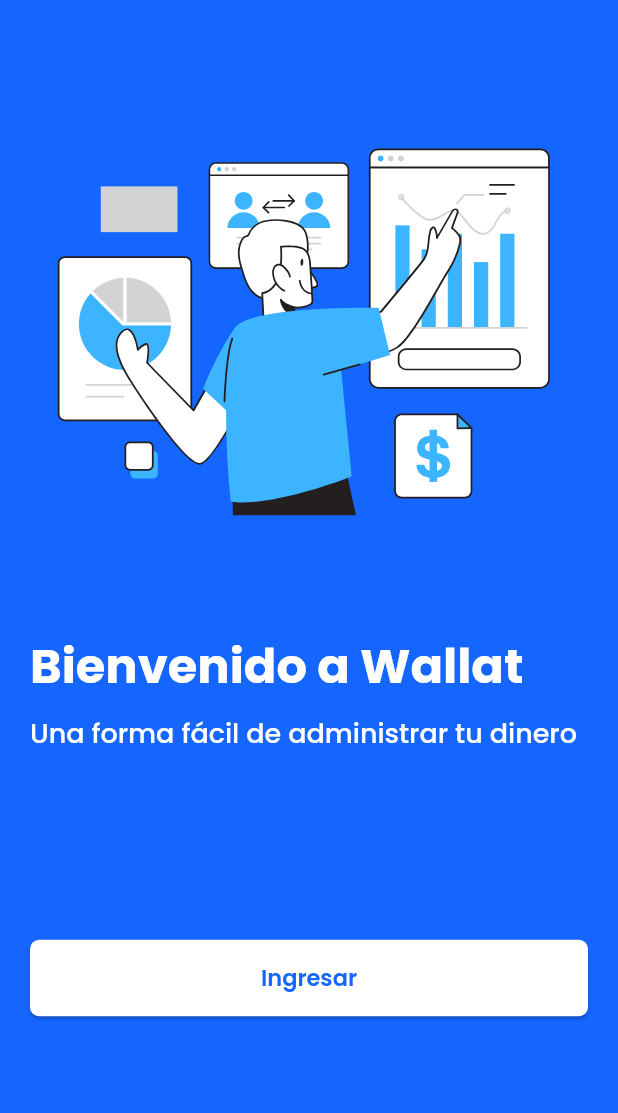
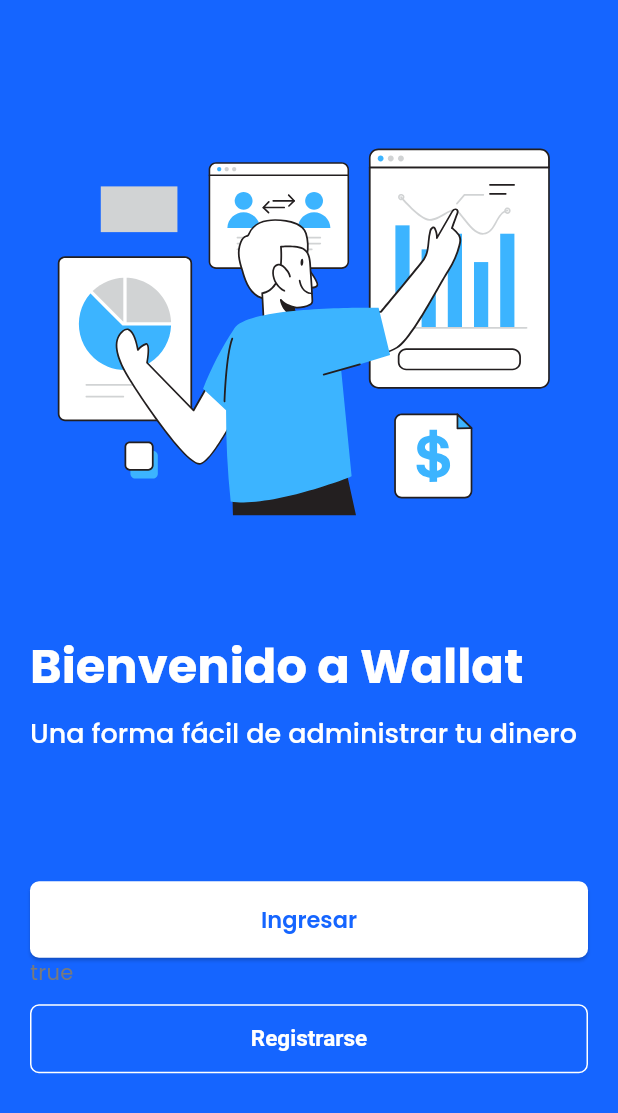
Before and after one commit to diegoRambao/expense_flutter_app, a Flutter app: the screen it shows after launch, after a tap on "Ingresar", on a phone screen of 412 x 824 dp. Shown: the top 1113 px of the screen. Run offline on Flutter 3.47's test engine with Material 3 defaults, Android fonts, the phone set to English and light mode, and no system bars; our stand-ins replace flutter_localization, flutter_svg, google_fonts.

Commit message:
feat: Add provider for welcome page to manage sign-up state and enhance localization support. Update pubspec.yaml and pubspec.lock for new dependencies, and refine welcome page layout with additional sign-up button functionality.

```diff
--- a/lib/core/localization/welcome_locale.dart
+++ b/lib/core/localization/welcome_locale.dart
@@ -4,16 +4,19 @@
   static const String welcomeTitle = 'welcome_title';
   static const String welcomeSubtitle = 'welcome_subtitle';
   static const String loginButton = 'login_button';
+  static const String signUpButton = 'sign_up_button';
 
   static const Map<String, dynamic> EN = {
     welcomeTitle: 'Welcome to Wallat',
     welcomeSubtitle: 'An easy way to manage your money',
     loginButton: 'Sign in',
+    signUpButton: 'Sign up',
   };
 
   static const Map<String, dynamic> ES = {
     welcomeTitle: 'Bienvenido a Wallat',
     welcomeSubtitle: 'Una forma fácil de administrar tu dinero',
     loginButton: 'Ingresar',
+    signUpButton: 'Registrarse',
   };
 }
--- a/lib/core/theme/app_theme.dart
+++ b/lib/core/theme/app_theme.dart
@@ -67,14 +67,10 @@
     ),
     outlinedButtonTheme: OutlinedButtonThemeData(
       style: OutlinedButton.styleFrom(
-        foregroundColor: AppColors.primary,
-        side: const BorderSide(color: AppColors.primary),
-        textStyle: const TextStyle(
-          fontFamily: 'Poppins',
-          fontWeight: FontWeight.w600,
-          fontSize: 15,
-        ),
-        shape: RoundedRectangleBorder(borderRadius: BorderRadius.circular(12)),
+        side: const BorderSide(color: AppColors.surface),
+        foregroundColor: AppColors.surface,
+        textStyle: const TextStyle(fontWeight: FontWeight.w600, fontSize: 15),
+        shape: RoundedRectangleBorder(borderRadius: BorderRadius.circular(6)),
         padding: const EdgeInsets.symmetric(vertical: 14, horizontal: 16),
       ),
     ),
--- a/lib/presentation/pages/welcome_page.dart
+++ b/lib/presentation/pages/welcome_page.dart
@@ -1,17 +1,32 @@
 import 'package:flutter/material.dart';
 import 'package:flutter_localization/flutter_localization.dart';
 import 'package:flutter_svg/svg.dart';
+import 'package:provider/provider.dart';
 import 'package:spend_flutter_app/core/constants/app_colors.dart';
-import 'package:spend_flutter_app/core/localization/app_locale.dart';
 import 'package:spend_flutter_app/core/localization/welcome_locale.dart';
+import 'package:spend_flutter_app/presentation/providers/welcome_provider.dart';
 
 class WelcomePage extends StatelessWidget {
   const WelcomePage({super.key});
 
   @override
   Widget build(BuildContext context) {
+    return ChangeNotifierProvider(
+      create: (_) => WelcomeProvider(),
+      child: const _WelcomeView(),
+    );
+  }
+}
+
+class _WelcomeView extends StatelessWidget {
+  static const String _assetName = 'assets/welcome.svg';
+
+  const _WelcomeView();
+
+  @override
+  Widget build(BuildContext context) {
     final theme = Theme.of(context);
-    const String assetName = 'assets/welcome.svg';
+    final welcomeProvider = context.watch<WelcomeProvider>();
 
     return Scaffold(
       backgroundColor: theme.colorScheme.primary,
@@ -22,7 +37,7 @@
             mainAxisAlignment: MainAxisAlignment.start,
             crossAxisAlignment: CrossAxisAlignment.start,
             children: [
-              Center(child: SvgPicture.asset(assetName)),
+              Center(child: SvgPicture.asset(_assetName)),
               Text(
                 WelcomeLocale.welcomeTitle.getString(context),
                 style: theme.textTheme.headlineMedium?.copyWith(
@@ -46,7 +61,9 @@
               SizedBox(
                 width: double.infinity,
                 child: ElevatedButton(
-                  onPressed: () {},
+                  onPressed: () {
+                    welcomeProvider.toggleSignUp();
+                  },
                   style: ElevatedButton.styleFrom(
                     backgroundColor: AppColors.surface,
                     foregroundColor: AppColors.primary,
@@ -54,6 +71,17 @@
                   child: Text(WelcomeLocale.loginButton.getString(context)),
                 ),
               ),
+              Text(welcomeProvider.showSignUp.toString()),
+              if (welcomeProvider.showSignUp) ...[
+                const SizedBox(height: 10),
+                SizedBox(
+                  width: double.infinity,
+                  child: OutlinedButton(
+                    onPressed: () {},
+                    child: Text(WelcomeLocale.signUpButton.getString(context)),
+                  ),
+                ),
+              ],
               Spacer(),
             ],
           ),
--- /dev/null
+++ b/lib/presentation/providers/welcome_provider.dart
@@ -0,0 +1,10 @@
+import 'package:flutter/material.dart';
+
+class WelcomeProvider extends ChangeNotifier {
+  bool showSignUp = false;
+
+  void toggleSignUp() {
+    showSignUp = !showSignUp;
+    notifyListeners();
+  }
+}
--- a/pubspec.yaml
+++ b/pubspec.yaml
@@ -12,6 +12,7 @@
   flutter_localization: ^0.3.3
   flutter_svg: ^2.2.1
   google_fonts: ^6.3.2
+  provider: ^6.1.5+1
 
 dev_dependencies:
   flutter_test:
```
Also changed, not shown: pubspec.lock.
